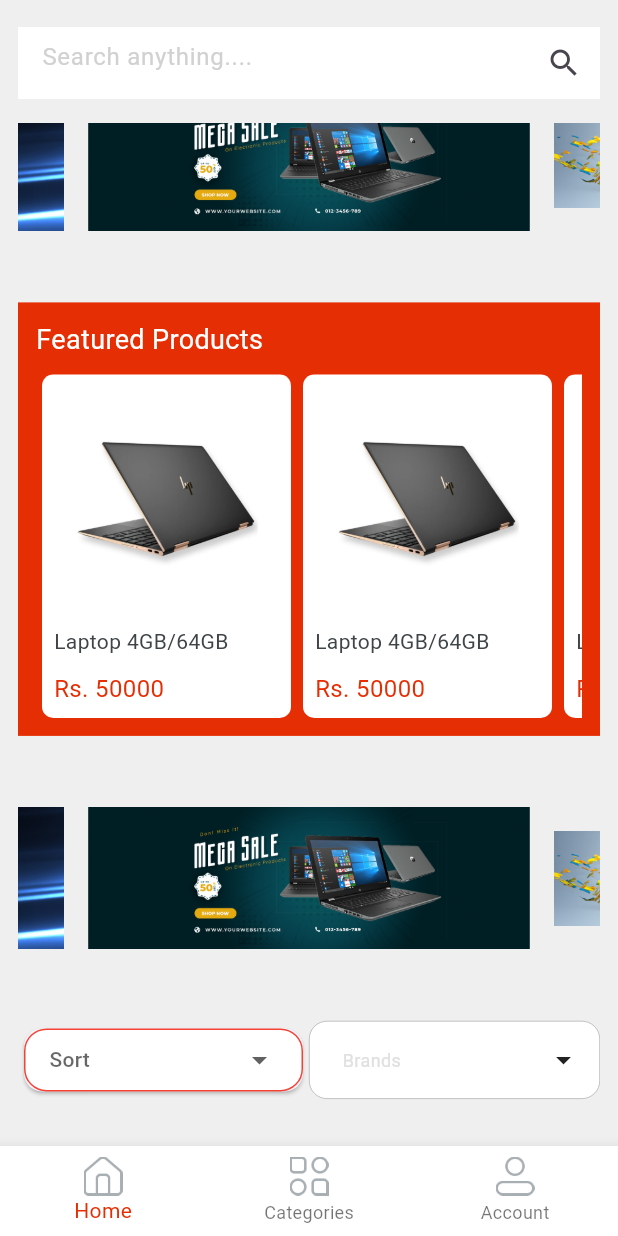
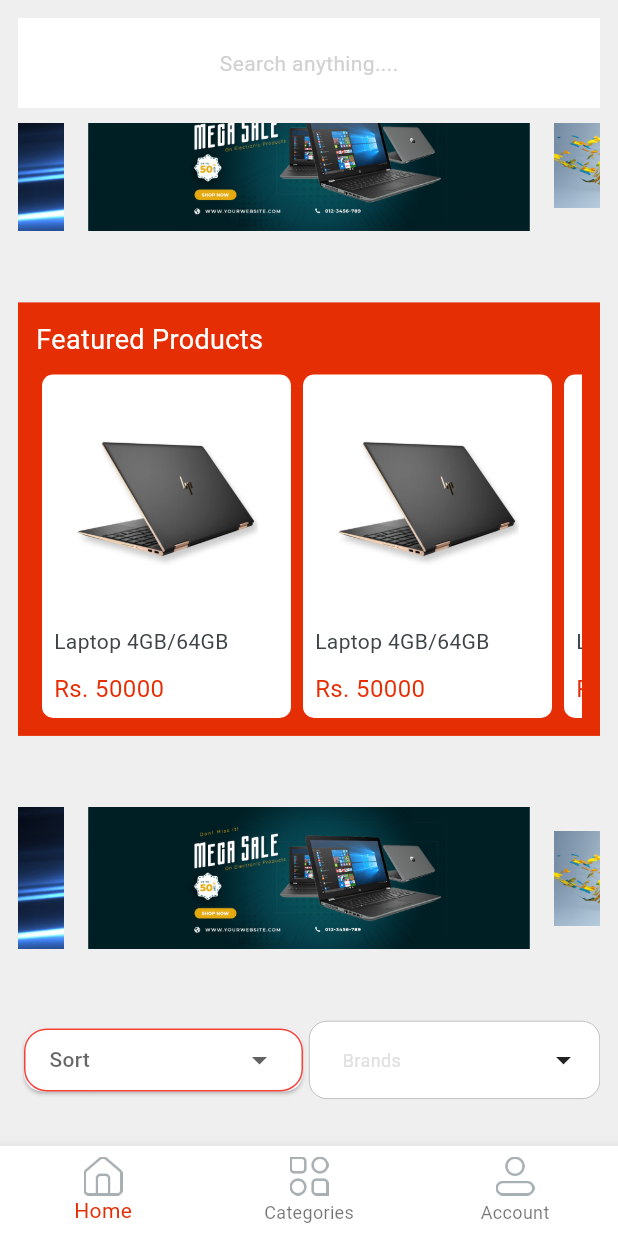
Before and after one commit to shrutikahilale/ecommerce_app, a Flutter app: the screen it shows once a user with an empty profile is signed in, scrolled down 364 dp, on a phone screen of 412 x 824 dp. Run offline on Flutter 3.47's test engine with Material 3 defaults, Android fonts, the phone set to English and light mode, and no system bars; drawn by our look-alikes of dropdown_button2, velocity_x; our stand-ins replace cloud_firestore, firebase_auth, firebase_core, flutter_rating_bar, get, get_storage and 1 more; accounts and stored records are empty; Roboto replaces fonts that are missing (sans_bold, sans_regular, sans_semibold).

Commit message:
search functionality implemented

```diff
--- a/lib/views/home_screen/home_screen.dart
+++ b/lib/views/home_screen/home_screen.dart
@@ -2,11 +2,13 @@ import 'package:ecommerce_app/consts/consts.dart';
 import 'package:ecommerce_app/consts/lists.dart';
 import 'package:ecommerce_app/controllers/home_controller.dart';
 import 'package:ecommerce_app/views/category_screen/topSeller_screen.dart';
+import 'package:ecommerce_app/views/home_screen/search_page.dart';
 import 'package:ecommerce_app/widgets_common/home_buttons.dart';
 import 'package:ecommerce_app/widgets_common/dropdown.dart';
 import 'package:ecommerce_app/widgets_common/product_card.dart';
 import 'package:ecommerce_app/widgets_common/product_description_page.dart';
 import 'package:ecommerce_app/views/category_screen/flashSale_screen.dart';
+import 'package:flutter/material.dart';
 import 'package:get/get.dart';
 import 'package:multi_dropdown/multiselect_dropdown.dart' as MS;
 import 'package:multi_dropdown/multiselect_dropdown.dart';
@@ -29,18 +31,17 @@ class HomeScreen extends StatelessWidget {
           child: SafeArea(
               child: Column(
             children: [
-              Container(
-                alignment: Alignment.center,
-                height: 60,
-                color: lightGrey,
-                child: TextFormField(
-                  decoration: const InputDecoration(
-                    border: InputBorder.none,
-                    suffixIcon: Icon(Icons.search),
-                    filled: true,
-                    fillColor: whiteColor,
-                    hintText: searchanything,
-                    hintStyle: TextStyle(color: textfieldGrey),
+              GestureDetector(
+                onTap: () {
+                  Get.to(() => SearchPage());
+                },
+                child: Container(
+                  alignment: Alignment.center,
+                  height: 60,
+                  color: whiteColor,
+                  child: const Text(
+                    searchanything,
+                    style: TextStyle(color: textfieldGrey),
                   ),
                 ),
               ),
```
Also changed, not shown: lib/views/home_screen/search_page.dart (added, +88 -0 lines).
